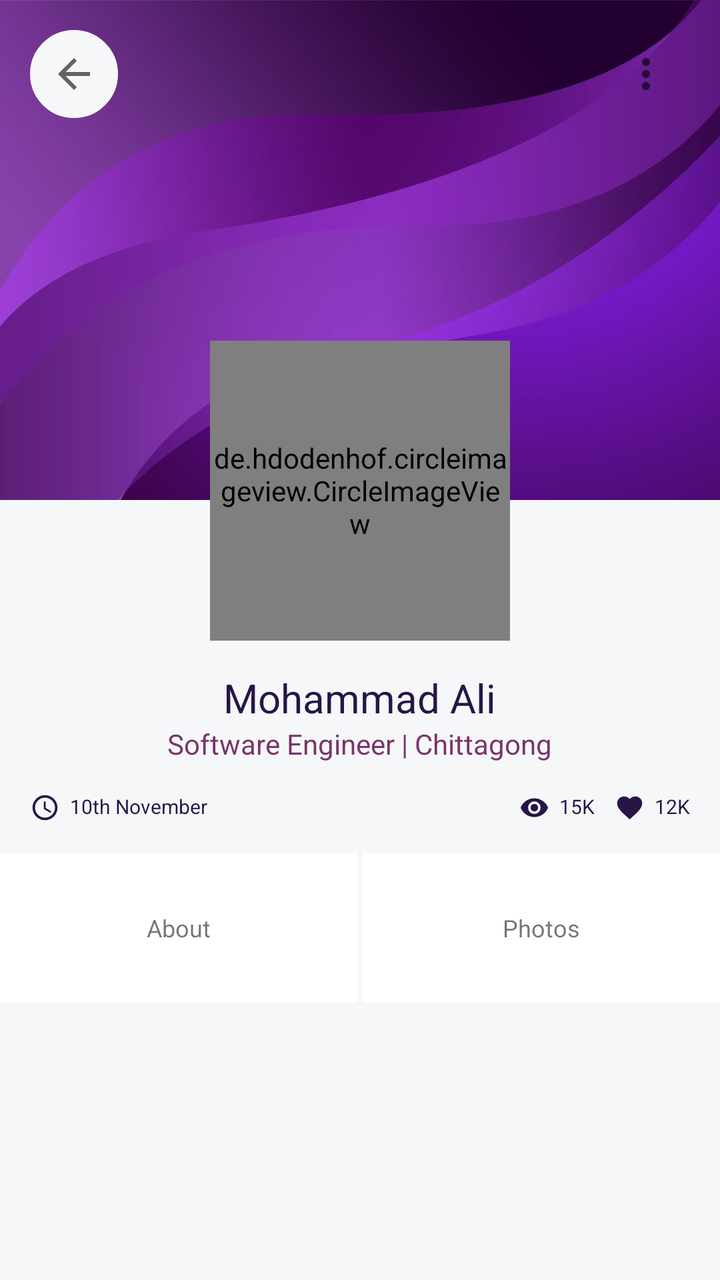
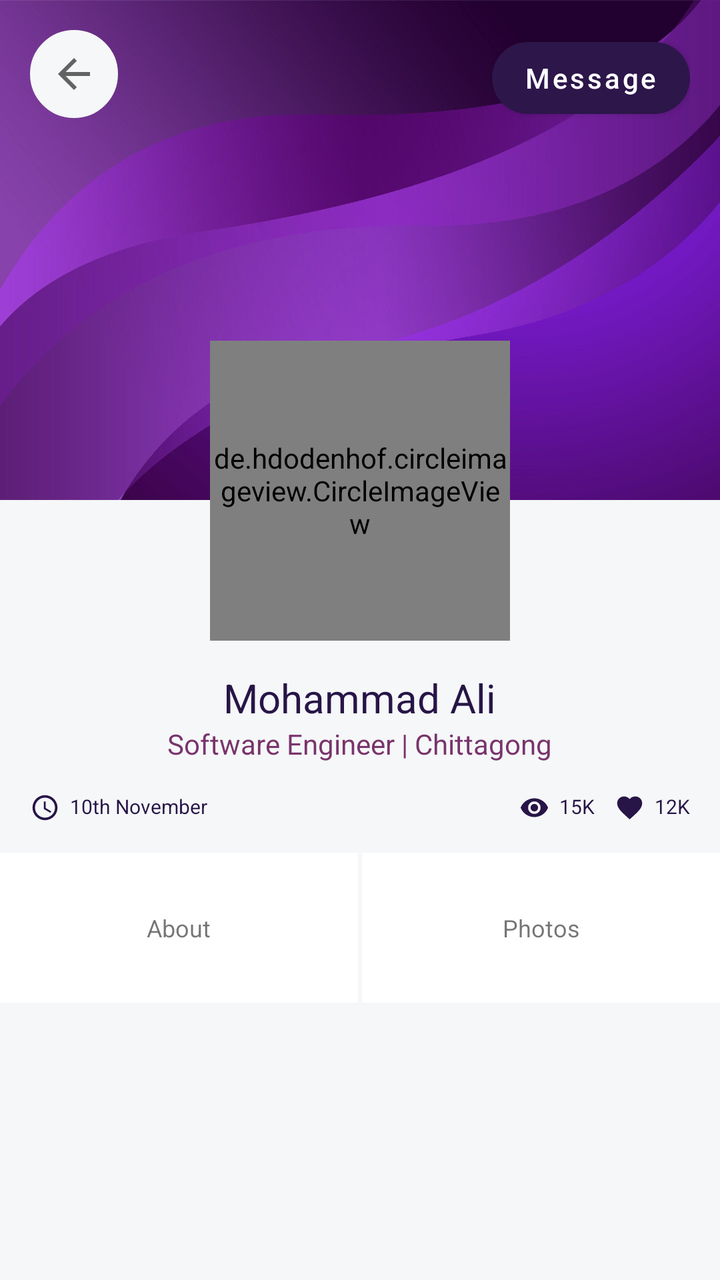

The first picture is an Android layout as it rendered before a commit; the second is the same layout after the commit. The layout source and the unified diff follow.
<!-- AndroidManifest.xml: application theme AppTheme -->
<!-- res/layout/fragment_user_detail.xml -->
<?xml version="1.0" encoding="utf-8"?>
<LinearLayout xmlns:android="http://schemas.android.com/apk/res/android" xmlns:app="http://schemas.android.com/apk/res-auto"
    xmlns:tools="http://schemas.android.com/tools"
    android:id="@+id/root_view"
    android:orientation="vertical"
    android:background="@color/colorBackgroundGrey"
    android:layout_width="match_parent"
    android:layout_height="match_parent"
    tools:context=".views.fragments.UserDetailFragment">

    <androidx.core.widget.NestedScrollView
        android:scrollbars="none"
        android:fillViewport="true"
        android:layout_width="match_parent"
        android:layout_height="match_parent">
        <LinearLayout
            android:orientation="vertical"
            android:layout_width="match_parent"
            android:layout_height="match_parent">

            
            <RelativeLayout
                android:layout_width="match_parent"
                android:layout_height="wrap_content">
                
                <ImageView
                    android:id="@+id/item_bg_image"
                    android:scaleType="centerCrop"
                    android:src="@drawable/background_image"
                    android:background="@color/colorBackgroundGrey"
                    android:layout_width="match_parent"
                    android:layout_height="250dp"/>
                <RelativeLayout
                    android:padding="15dp"
                    android:layout_width="match_parent"
                    android:layout_height="wrap_content">
                    <ImageButton
                        android:id="@+id/back_button"
                        android:src="@drawable/ic_baseline_arrow_back_24"
                        app:backgroundTint="@color/colorBackgroundGrey"
                        android:background="@drawable/shape_radius_100_pad_10_stroke_grey_bg_white"
                        android:layout_width="wrap_content"
                        android:layout_height="wrap_content"/>
                    <ImageButton
                        android:id="@+id/item_share"
                        android:layout_alignParentEnd="true"
                        android:scaleType="fitCenter"
                        android:adjustViewBounds="true"
                        android:src="@drawable/ic_baseline_more_vert_24"
                        app:backgroundTint="@android:color/transparent"
                        android:background="@drawable/shape_radius_100_pad_10_stroke_grey_bg_white"
                        android:layout_width="wrap_content"
                        android:layout_height="wrap_content" />
                </RelativeLayout>
                <de.hdodenhof.circleimageview.CircleImageView
                    android:id="@+id/item_image"
                    android:layout_centerInParent="true"
                    android:layout_marginTop="-80dp"
                    android:layout_below="@+id/item_bg_image"
                    app:civ_border_width="1dp"
                    app:civ_border_color="@color/colorLightGrey"
                    app:civ_circle_background_color="@color/colorWhite"
                    app:tint="@color/colorWhite"
                    android:src="@drawable/ic_add_photo"
                    android:layout_width="150dp"
                    android:layout_height="150dp"/>
                <LinearLayout
                    android:layout_below="@+id/item_image"
                    android:gravity="center"
                    android:padding="15dp"
                    android:orientation="vertical"
                    android:layout_width="match_parent"
                    android:layout_height="wrap_content">
                    <TextView
                        android:id="@+id/item_title"
                        android:textSize="20sp"
                        android:text="Mohammad Ali"
                        android:textColor="@color/colorPrimary"
                        android:layout_width="wrap_content"
                        android:layout_height="wrap_content"/>
                    <TextView
                        android:id="@+id/item_address_designation"
                        android:text="Software Engineer | Chittagong"
                        android:textColor="@color/colorPurple"
                        android:layout_marginBottom="15dp"
                        android:layout_width="wrap_content"
                        android:layout_height="wrap_content"/>
                    <RelativeLayout
                        android:layout_width="match_parent"
                        android:layout_height="wrap_content">
                        <LinearLayout
                            android:orientation="horizontal"
                            android:layout_width="wrap_content"
                            android:layout_height="wrap_content">
                            <ImageView
                                app:tint="@color/colorPrimary"
                                android:src="@drawable/ic_baseline_access_time_24"
                                android:layout_marginEnd="5dp"
                                android:layout_width="15dp"
                                android:layout_height="15dp"/>
                            <TextView
                                android:id="@+id/item_date"
                                android:textSize="10sp"
                                android:text="10th November"
                                android:textColor="@color/colorPrimary"
                                android:layout_width="wrap_content"
                                android:layout_height="wrap_content"/>
                        </LinearLayout>
                        <LinearLayout
                            android:layout_alignParentEnd="true"
                            android:orientation="horizontal"
                            android:layout_width="wrap_content"
                            android:layout_height="wrap_content">
                            <LinearLayout
                                android:id="@+id/viewed_button"
                                android:layout_marginEnd="10dp"
                                android:orientation="horizontal"
                                android:layout_width="wrap_content"
                                android:layout_height="wrap_content">
                                <ImageView
                                    app:tint="@color/colorPrimary"
                                    android:src="@drawable/ic_baseline_visibility_24"
                                    android:layout_marginEnd="5dp"
                                    android:layout_width="15dp"
                                    android:layout_height="15dp"/>
                                <TextView
                                    android:id="@+id/item_viewed"
                                    android:textSize="10sp"
                                    android:text="15K"
                                    android:textColor="@color/colorPrimary"
                                    android:layout_width="wrap_content"
                                    android:layout_height="wrap_content"/>
                            </LinearLayout>
                            <LinearLayout
                                android:id="@+id/liked_button"
                                android:orientation="horizontal"
                                android:layout_width="wrap_content"
                                android:layout_height="wrap_content">
                                <ImageView
                                    app:tint="@color/colorPrimary"
                                    android:src="@drawable/ic_baseline_favorite_24"
                                    android:layout_marginEnd="5dp"
                                    android:layout_width="15dp"
                                    android:layout_height="15dp"/>
                                <TextView
                                    android:id="@+id/item_liked"
                                    android:textSize="10sp"
                                    android:text="12K"
                                    android:textColor="@color/colorPrimary"
                                    android:layout_width="wrap_content"
                                    android:layout_height="wrap_content"/>
                            </LinearLayout>
                        </LinearLayout>
                    </RelativeLayout>
                </LinearLayout>
            </RelativeLayout>

            
            <LinearLayout
                android:weightSum="2"
                android:layout_marginBottom="15dp"
                android:orientation="horizontal"
                android:layout_width="match_parent"
                android:layout_height="75dp">
                <LinearLayout
                    android:id="@+id/item_about_button"
                    android:gravity="center"
                    android:layout_marginEnd="2dp"
                    android:background="@color/colorWhite"
                    android:layout_width="0dp"
                    android:layout_height="match_parent"
                    android:layout_weight="1">
                    <TextView
                        android:textSize="12sp"
                        android:textAlignment="center"
                        android:text="About"
                        android:layout_width="wrap_content"
                        android:layout_height="wrap_content"/>
                </LinearLayout>
                <LinearLayout
                    android:id="@+id/item_photo_button"
                    android:gravity="center"
                    android:background="@color/colorWhite"
                    android:layout_width="0dp"
                    android:layout_height="match_parent"
                    android:layout_weight="1">
                    <TextView
                        android:textSize="12sp"
                        android:textAlignment="center"
                        android:text="Photos"
                        android:layout_width="wrap_content"
                        android:layout_height="wrap_content"/>
                </LinearLayout>
            </LinearLayout>

            
            <LinearLayout
                android:id="@+id/item_body"
                android:orientation="vertical"
                android:layout_width="match_parent"
                android:layout_height="wrap_content">
            </LinearLayout>


        </LinearLayout>
    </androidx.core.widget.NestedScrollView>

</LinearLayout>
<!-- resources referenced by this layout -->
<resources>
  <color name="colorBackgroundGrey">#F5F7F8</color>
  <color name="colorLightGrey">#F2F2F2</color>
  <color name="colorPrimary">#271547</color>
  <color name="colorPurple">#79346B</color>
  <color name="colorWhite">#FFFFFF</color>
  <!-- drawable ic_baseline_access_time_24 (drawable) -->
  <vector xmlns:android="http://schemas.android.com/apk/res/android"
      android:width="24dp"
      android:height="24dp"
      android:viewportWidth="24"
      android:viewportHeight="24"
      android:tint="?attr/colorControlNormal">
    <path
        android:fillColor="@android:color/white"
        android:pathData="M11.99,2C6.47,2 2,6.48 2,12s4.47,10 9.99,10C17.52,22 22,17.52 22,12S17.52,2 11.99,2zM12,20c-4.42,0 -8,-3.58 -8,-8s3.58,-8 8,-8 8,3.58 8,8 -3.58,8 -8,8z"/>
    <path
        android:fillColor="@android:color/white"
        android:pathData="M12.5,7H11v6l5.25,3.15 0.75,-1.23 -4.5,-2.67z"/>
  </vector>
  <!-- drawable ic_baseline_arrow_back_24 (drawable) -->
  <vector xmlns:android="http://schemas.android.com/apk/res/android"
      android:width="24dp"
      android:height="24dp"
      android:viewportWidth="24"
      android:viewportHeight="24"
      android:tint="?attr/colorControlNormal">
    <path
        android:fillColor="@android:color/white"
        android:pathData="M20,11H7.83l5.59,-5.59L12,4l-8,8 8,8 1.41,-1.41L7.83,13H20v-2z"/>
  </vector>
  <!-- drawable ic_baseline_favorite_24 (drawable) -->
  <vector xmlns:android="http://schemas.android.com/apk/res/android"
      android:width="24dp"
      android:height="24dp"
      android:viewportWidth="24"
      android:viewportHeight="24"
      android:tint="?attr/colorControlNormal">
    <path
        android:fillColor="@android:color/white"
        android:pathData="M12,21.35l-1.45,-1.32C5.4,15.36 2,12.28 2,8.5 2,5.42 4.42,3 7.5,3c1.74,0 3.41,0.81 4.5,2.09C13.09,3.81 14.76,3 16.5,3 19.58,3 22,5.42 22,8.5c0,3.78 -3.4,6.86 -8.55,11.54L12,21.35z"/>
  </vector>
  <!-- drawable ic_baseline_more_vert_24 (drawable) -->
  <vector xmlns:android="http://schemas.android.com/apk/res/android"
      android:width="24dp"
      android:height="24dp"
      android:viewportWidth="24"
      android:viewportHeight="24"
      android:tint="?attr/colorControlNormal">
    <path
        android:fillColor="@android:color/white"
        android:pathData="M12,8c1.1,0 2,-0.9 2,-2s-0.9,-2 -2,-2 -2,0.9 -2,2 0.9,2 2,2zM12,10c-1.1,0 -2,0.9 -2,2s0.9,2 2,2 2,-0.9 2,-2 -0.9,-2 -2,-2zM12,16c-1.1,0 -2,0.9 -2,2s0.9,2 2,2 2,-0.9 2,-2 -0.9,-2 -2,-2z"/>
  </vector>
  <!-- drawable ic_baseline_visibility_24 (drawable) -->
  <vector xmlns:android="http://schemas.android.com/apk/res/android"
      android:width="24dp"
      android:height="24dp"
      android:viewportWidth="24"
      android:viewportHeight="24"
      android:tint="?attr/colorControlNormal">
    <path
        android:fillColor="@android:color/white"
        android:pathData="M12,4.5C7,4.5 2.73,7.61 1,12c1.73,4.39 6,7.5 11,7.5s9.27,-3.11 11,-7.5c-1.73,-4.39 -6,-7.5 -11,-7.5zM12,17c-2.76,0 -5,-2.24 -5,-5s2.24,-5 5,-5 5,2.24 5,5 -2.24,5 -5,5zM12,9c-1.66,0 -3,1.34 -3,3s1.34,3 3,3 3,-1.34 3,-3 -1.34,-3 -3,-3z"/>
  </vector>
  <!-- drawable shape_radius_100_pad_10_stroke_grey_bg_white (drawable) -->
  <?xml version="1.0" encoding="utf-8"?>
  <shape xmlns:android="http://schemas.android.com/apk/res/android">
      
      <solid android:color="@color/colorWhite" />
      <stroke android:width="2dp" android:color="#e5e5e5" />
      <padding android:left="10dp" android:top="10dp" android:right="10dp" android:bottom="10dp"/>
      <corners android:radius="100dp"/>
  </shape>
  <style name="AppTheme" parent="Theme.MaterialComponents.DayNight.NoActionBar">
          
          <item name="colorPrimary">@color/colorPrimary</item>
          <item name="colorPrimaryDark">@color/colorPrimaryDark</item>
          <item name="colorAccent">@color/colorAccent</item>
      </style>
  <color name="colorPrimaryDark">#43105D</color>
  <color name="colorAccent">#2D164A</color>
  <!-- unchanged entries left out for length: 2 -->
</resources>

<!-- the commit's change to res/layout/fragment_user_detail.xml (unified diff, before → after) -->
@@ -41,7 +41,18 @@
                         android:background="@drawable/shape_radius_100_pad_10_stroke_grey_bg_white"
                         android:layout_width="wrap_content"
                         android:layout_height="wrap_content"/>
+                    <Button
+                        android:id="@+id/message_button"
+                        android:text="Message"
+                        android:textAllCaps="false"
+                        android:textColor="@color/colorWhite"
+                        app:cornerRadius="25dp"
+                        android:layout_alignParentEnd="true"
+                        app:backgroundTint="@color/colorAccent"
+                        android:layout_width="wrap_content"
+                        android:layout_height="wrap_content" />
                     <ImageButton
+                        android:visibility="gone"
                         android:id="@+id/item_share"
                         android:layout_alignParentEnd="true"
                         android:scaleType="fitCenter"
